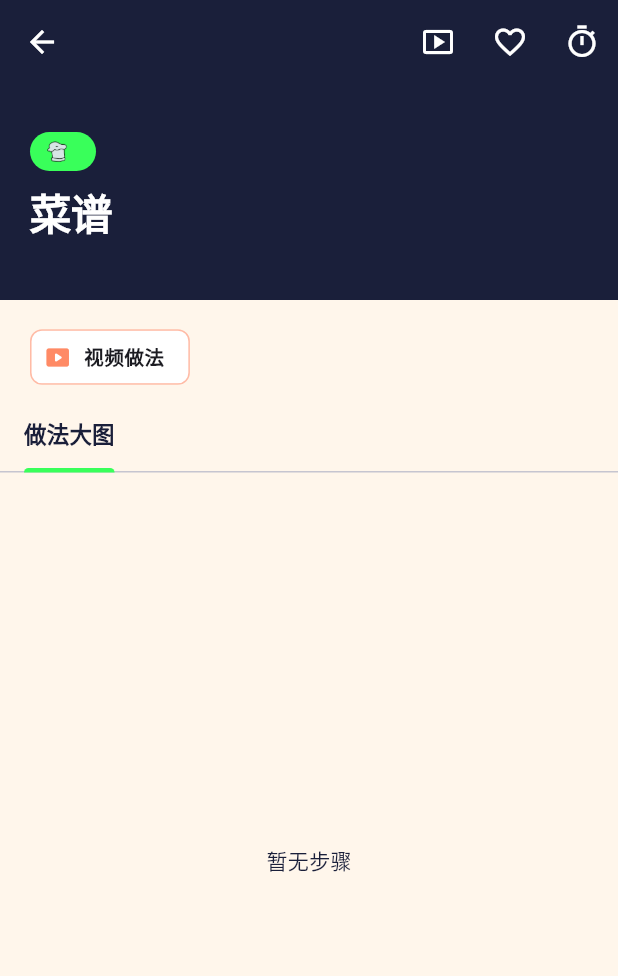
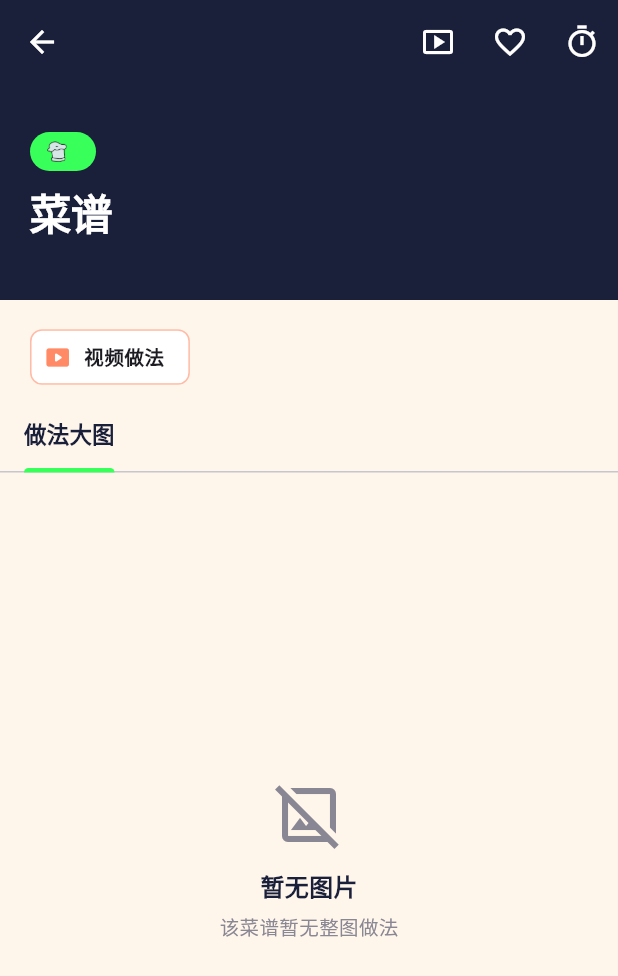
Before and after one commit to lixiangyong9131/HowToCook-mobile, a Flutter app: the RecipeDetailScreen screen opened directly with empty values, on a phone screen of 412 x 824 dp. Shown: the top 976 px of the screen. Run offline on Flutter 3.47's test engine with Material 3 defaults, Android fonts, the phone set to English and light mode, and no system bars; our stand-ins replace open_filex, package_info_plus, shared_preferences, webview_flutter; missing offline and left inert: webview_flutter_android; accounts and stored records are empty.

Commit message:
fix: v0.6.3 show 「暂无图片」 placeholder when no process image
Module1 no longer falls back to text steps or blank; clear placeholder.

```diff
--- a/lib/screens/recipe_detail_screen.dart
+++ b/lib/screens/recipe_detail_screen.dart
@@ -417,7 +417,8 @@ class _RecipeDetailScreenState extends State<RecipeDetailScreen>
   Widget _buildTabBody(_DetailTab t) {
     switch (t.kind) {
       case _TabKind.cook:
-        // Module 1: process image only (文字步骤备用已移除).
+        // Module 1: process image only — no image → 「暂无图片」 placeholder
+        // (not blank, not broken, not text-steps fallback).
         if (_hasProcessImage) {
           return SizedBox.expand(
             child: ProcessImageViewer(
@@ -429,15 +430,29 @@ class _RecipeDetailScreenState extends State<RecipeDetailScreen>
             ),
           );
         }
-        if (t.section != null && t.section!.items.isNotEmpty) {
-          return _SectionBody(
-            section: t.section!,
-            isIngredient: false,
-            isSteps: true,
-            onPickTimer: _openTimerPicker,
-          );
-        }
-        return const Center(child: Text('暂无步骤'));
+        return const Center(
+          child: Column(
+            mainAxisSize: MainAxisSize.min,
+            children: [
+              Icon(Icons.image_not_supported_outlined,
+                  size: 48, color: AppTheme.muted),
+              SizedBox(height: 12),
+              Text(
+                '暂无图片',
+                style: TextStyle(
+                  fontSize: 16,
+                  fontWeight: FontWeight.w800,
+                  color: AppTheme.ink,
+                ),
+              ),
+              SizedBox(height: 6),
+              Text(
+                '该菜谱暂无整图做法',
+                style: TextStyle(fontSize: 13, color: AppTheme.muted),
+              ),
+            ],
+          ),
+        );
       case _TabKind.ingredients:
         return _SectionBody(
           section: t.section!,
--- a/lib/widgets/process_image_viewer.dart
+++ b/lib/widgets/process_image_viewer.dart
@@ -176,7 +176,7 @@ class _Unavailable extends StatelessWidget {
         child: Column(
           mainAxisSize: MainAxisSize.min,
           children: [
-            const Text('整图暂不可用', style: TextStyle(fontSize: 16)),
+            const Text('暂无图片', style: TextStyle(fontSize: 16, fontWeight: FontWeight.w800)),
             const SizedBox(height: 8),
             Text(
               ProcessImageService.attribution,
```
